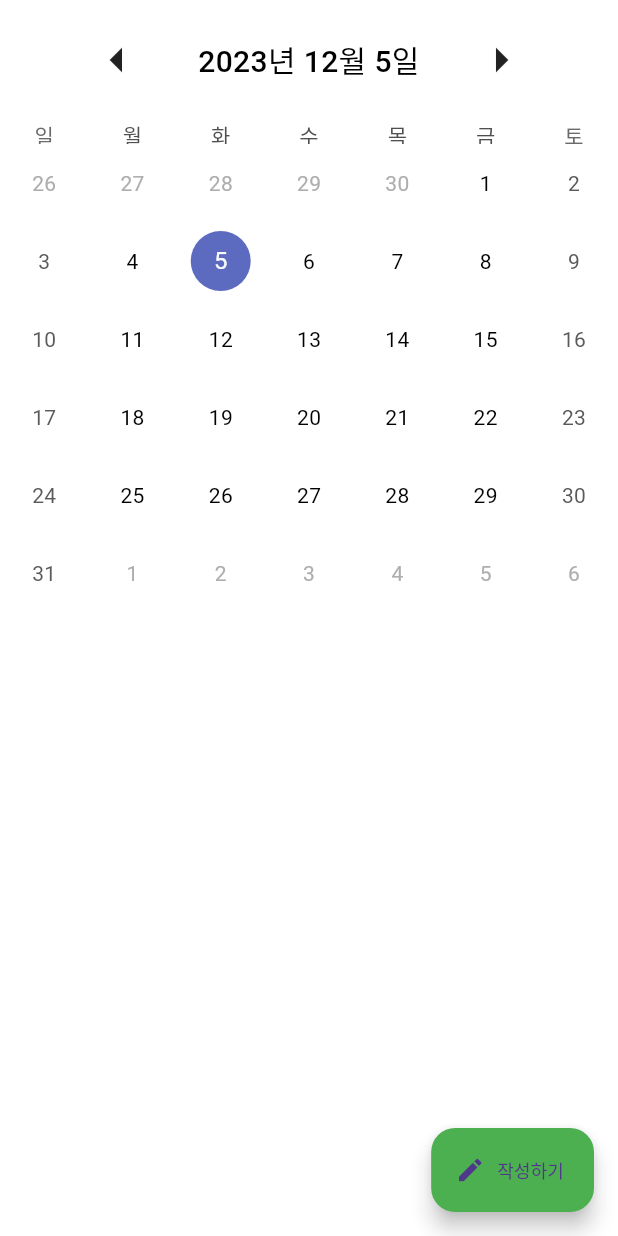
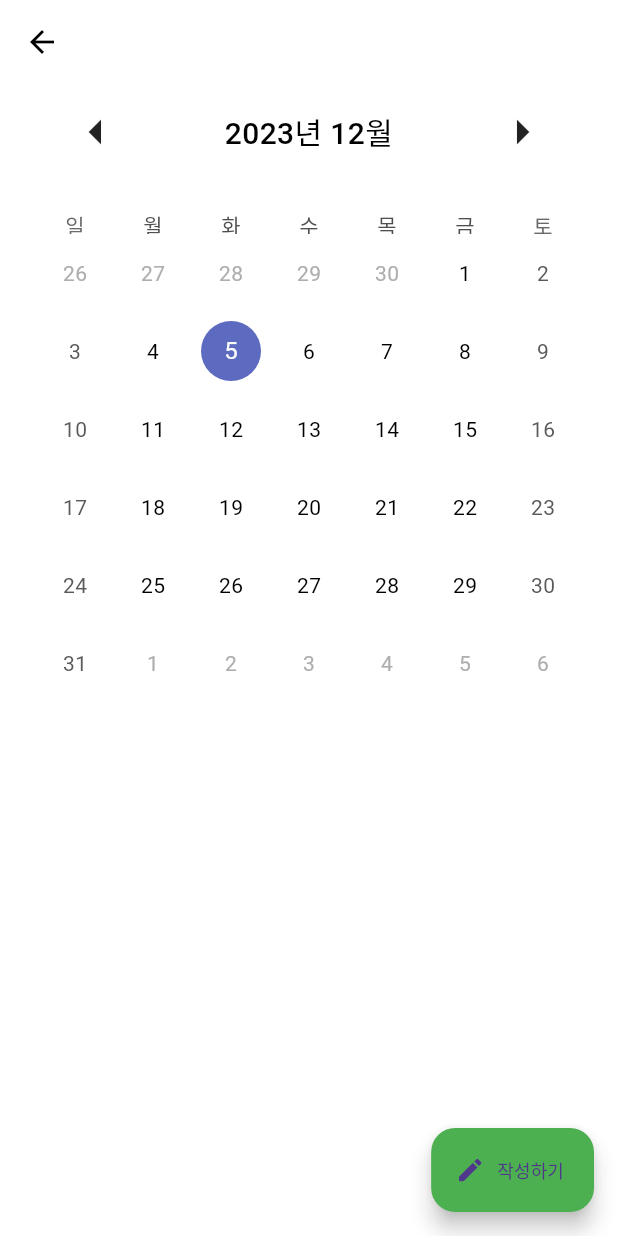
Before and after one commit to changmin2/carwash, a Flutter app: the CarWashRecordScreen screen opened by its route, on a phone screen of 412 x 824 dp. Run offline on Flutter 3.47's test engine with Material 3 defaults, Android fonts, the phone set to English and light mode, and no system bars; drawn by our look-alikes of table_calendar; our stand-ins replace cloud_firestore, dio, dotted_border, firebase_core, firebase_storage, flutter_native_splash and 9 more; accounts and stored records are empty; generated files the repository leaves out were written again; network calls fail; Roboto replaces fonts that are missing (SeoulNamsan); statements that could not run were skipped.

Commit message:
세차기록보기 수정

```diff
--- a/lib/car/view/carwash_record_screen.dart
+++ b/lib/car/view/carwash_record_screen.dart
@@ -2,9 +2,9 @@ import 'package:carwash/car/component/record_card.dart';
 import 'package:carwash/car/model/recordDto.dart';
 import 'package:carwash/car/provider/record_provider.dart';
 import 'package:carwash/car/provider/state_provider.dart';
-import 'package:carwash/car/repository/record_repository.dart';
 import 'package:carwash/car/view/record_detail_screen.dart';
 import 'package:carwash/car/view/register_first_screen.dart';
+import 'package:carwash/common/const/sizes.dart';
 import 'package:carwash/common/layout/default_layout_v2.dart';
 import 'package:flutter/material.dart';
 import 'package:flutter_riverpod/flutter_riverpod.dart';
@@ -29,7 +29,7 @@ class _CarWashRecordScreenState extends ConsumerState<CarWashRecordScreen> {
   );
 
   DateTime _focusedDay = DateTime.now();
-  Map<String,List<Event>> events = {};
+  Map<String, List<Event>> events = {};
   var eventList = [];
 
   @override
@@ -37,20 +37,20 @@ class _CarWashRecordScreenState extends ConsumerState<CarWashRecordScreen> {
     // TODO: implement initState
     super.initState();
   }
+
   Future<String> init() async {
-    events = new Map<String,List<Event>>();
+    events = new Map<String, List<Event>>();
     var flag = ref.watch(stateProvider);
     eventList = await ref.watch(RecordProvider('false').notifier).getRecord(flag.flag);
-    if(flag.flag==true){
+    if (flag.flag == true) {
       ref.read(stateProvider).change();
-
     }
     for (var o in eventList) {
       o = o as recordDto;
-      if(events.containsKey(o.date.toString().split(" ")[0])){
-        events[o.date.toString().split(" ")[0]]!.add(Event(o.id,o.memberId,o.imgUrl,o.washList,o.place,o.date));
-      }else{
-        events[o.date.toString().split(" ")[0]] = [Event(o.id,o.memberId,o.imgUrl,o.washList,o.place,o.date)];
+      if (events.containsKey(o.date.toString().split(" ")[0])) {
+        events[o.date.toString().split(" ")[0]]!.add(Event(o.id, o.memberId, o.imgUrl, o.washList, o.place, o.date));
+      } else {
+        events[o.date.toString().split(" ")[0]] = [Event(o.id, o.memberId, o.imgUrl, o.washList, o.place, o.date)];
       }
     }
     return "sucess";
@@ -58,30 +58,38 @@ class _CarWashRecordScreenState extends ConsumerState<CarWashRecordScreen> {
 
   @override
   Widget build(BuildContext context) {
+    /// 세차 기록 보기
     return DefaultLayoutV2(
+      /// 앱바
+      appBar: AppBar(
+        backgroundColor: Colors.white,
+      ),
 
+      /// 작성하기 버튼
       floatingActionButton: _floatingActionButton(context),
+
+      ///
       child: FutureBuilder(
         future: init(),
-        builder: (BuildContext context, AsyncSnapshot snapshot){
+        builder: (BuildContext context, AsyncSnapshot snapshot) {
           if (snapshot.hasData == false) {
-            return Center(child: const CircularProgressIndicator());
-          }else{
-            return Column(
+            return const Center(child: CircularProgressIndicator());
+          } else {
+            return Padding(
+              padding: const EdgeInsets.symmetric(horizontal: TSizes.defalutSpace),
+              child: Column(
                 children: [
+                  /// 달력
                   TableCalendar(
                     headerStyle: HeaderStyle(
                       titleCentered: true,
                       formatButtonVisible: false,
-                    titleTextFormatter: (date, locale) =>
-                        DateFormat.yMMMMd(locale).format(date),
-                    titleTextStyle: const  TextStyle(
-                        fontSize: 20,
-                        fontWeight: FontWeight.w500
-                    ),
-                    headerPadding: const EdgeInsets.only(bottom: 20,top: 20),
-                    leftChevronPadding: const EdgeInsets.only(left: 50),
-                    rightChevronPadding: const EdgeInsets.only(right: 50),
+                      // titleTextFormatter: (date, locale) => DateFormat.yMMMMd(locale).format(date),
+                      titleTextFormatter: (date, locale) => DateFormat.yMMMM(locale).format(date),
+                      titleTextStyle: const TextStyle(fontSize: 20, fontWeight: FontWeight.w500),
+                      headerPadding: const EdgeInsets.only(bottom: 20),
+                      // leftChevronPadding: const EdgeInsets.only(left: 50),
+                      // rightChevronPadding: const EdgeInsets.only(right: 50),
                       leftChevronIcon: const Icon(
                         Icons.arrow_left,
                         size: 40.0,
@@ -91,7 +99,7 @@ class _CarWashRecordScreenState extends ConsumerState<CarWashRecordScreen> {
                         size: 40.0,
                       ),
                     ),
-                  onPageChanged: (focusedDay){
+                    onPageChanged: (focusedDay) {
                       setState(() {
                         _selectedDay = focusedDay;
                         _focusedDay = focusedDay;
@@ -99,9 +107,9 @@ class _CarWashRecordScreenState extends ConsumerState<CarWashRecordScreen> {
                     },
                     locale: 'ko_KR',
                     focusedDay: _focusedDay,
-                  firstDay: DateTime.utc(2021,10,16),
-                  lastDay: DateTime.utc(2030,3,14),
-                  onDaySelected: (DateTime selectedDay,DateTime focusedDay){
+                    firstDay: DateTime.utc(2021, 10, 16),
+                    lastDay: DateTime.utc(2030, 3, 14),
+                    onDaySelected: (DateTime selectedDay, DateTime focusedDay) {
                       setState(() {
                         _selectedDay = selectedDay;
                         _focusedDay = focusedDay;
@@ -111,52 +119,47 @@ class _CarWashRecordScreenState extends ConsumerState<CarWashRecordScreen> {
                       // selectedDay 와 동일한 날짜의 모양을 바꿔줍니다.
                       return isSameDay(_selectedDay, day);
                     },
-                  eventLoader: (day){
+                    eventLoader: (day) {
                       return events[day.toString().split(" ")[0]] ?? [];
                     },
                   ),
-                SizedBox(height: 16),
-                events[_selectedDay.toString().split(" ")[0]]==null ? Container()
-                    :
-                Expanded(
+
+                  const SizedBox(height: TSizes.spaceBtwSections),
+
+                  /// 해당일의 세차 기록 리스트
+                  events[_selectedDay.toString().split(" ")[0]] == null
+                      ? const SizedBox()
+                      : Expanded(
                           child: ListView.builder(
                               itemCount: events[_selectedDay.toString().split(" ")[0]]!.length,
-                      itemBuilder: (BuildContext context,int idx){
+                              itemBuilder: (BuildContext context, int idx) {
                                 return GestureDetector(
-                          onTap: (){
+                                  onTap: () {
                                     context.pushNamed(RecordDetail.routeName,
-                                pathParameters: {
-                                  'id':events[_selectedDay.toString().split(" ")[0]]![idx].id.toString()
-                                });
+                                        pathParameters: {'id': events[_selectedDay.toString().split(" ")[0]]![idx].id.toString()});
                                   },
-                            child: RecordCard(record:events[_selectedDay.toString().split(" ")[0]]![idx])
+                                  child: RecordCard(record: events[_selectedDay.toString().split(" ")[0]]![idx]),
                                 );
-                      }
+                              }),
                         ),
-                )
-
                 ],
+              ),
             );
           }
         },
-      )
+      ),
     );
   }
 }
 
-
-
-FloatingActionButton _floatingActionButton(BuildContext context){
-
+FloatingActionButton _floatingActionButton(BuildContext context) {
   return FloatingActionButton.extended(
     backgroundColor: Colors.green,
-    onPressed: (){
+    onPressed: () {
       context.goNamed(RecordFirstScreen.routeName);
     },
-    label: Text(
-        "작성하기"
-    ),
-    icon: Icon(
+    label: const Text("작성하기"),
+    icon: const Icon(
       Icons.edit,
       size: 20,
     ),
```
Also changed, not shown: lib/car/component/record_card.dart (+32 -38 lines), lib/common/utils/helpers/helper_functions.dart (+5 -5 lines). Lines whose indentation alone changed are shown as unchanged.
